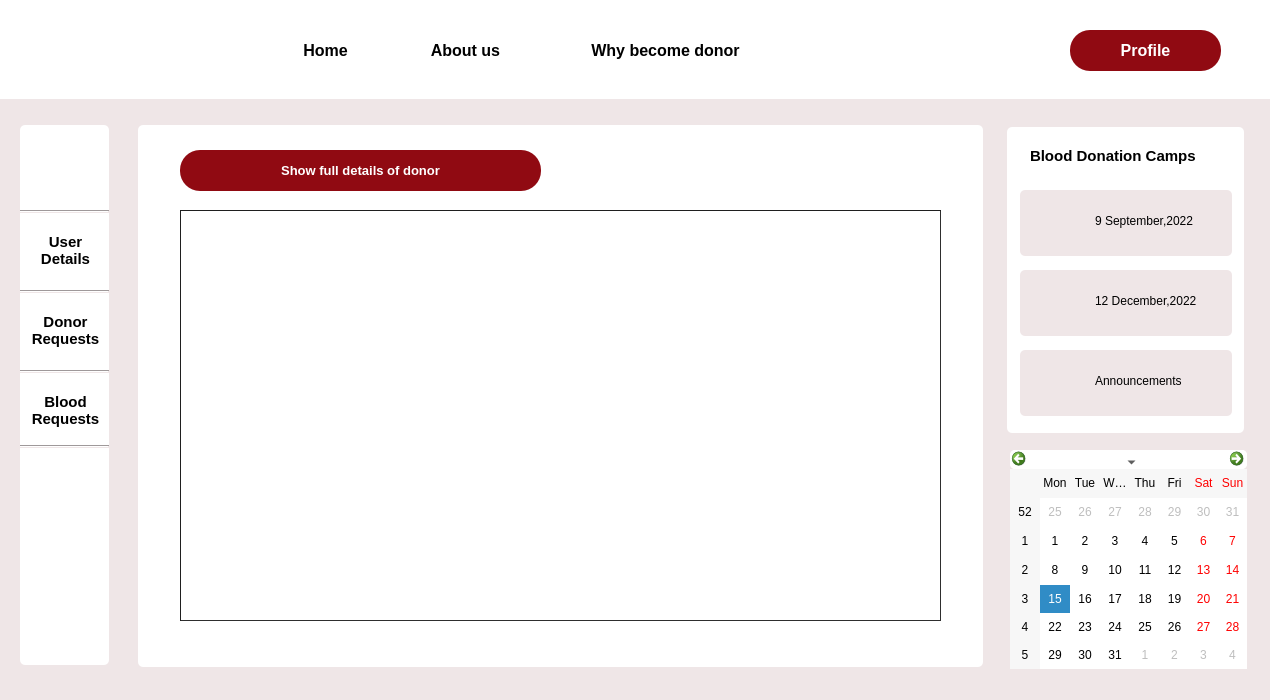
Above: donor_request.ui from Rista10/Final before the change. Below: the same form after it.
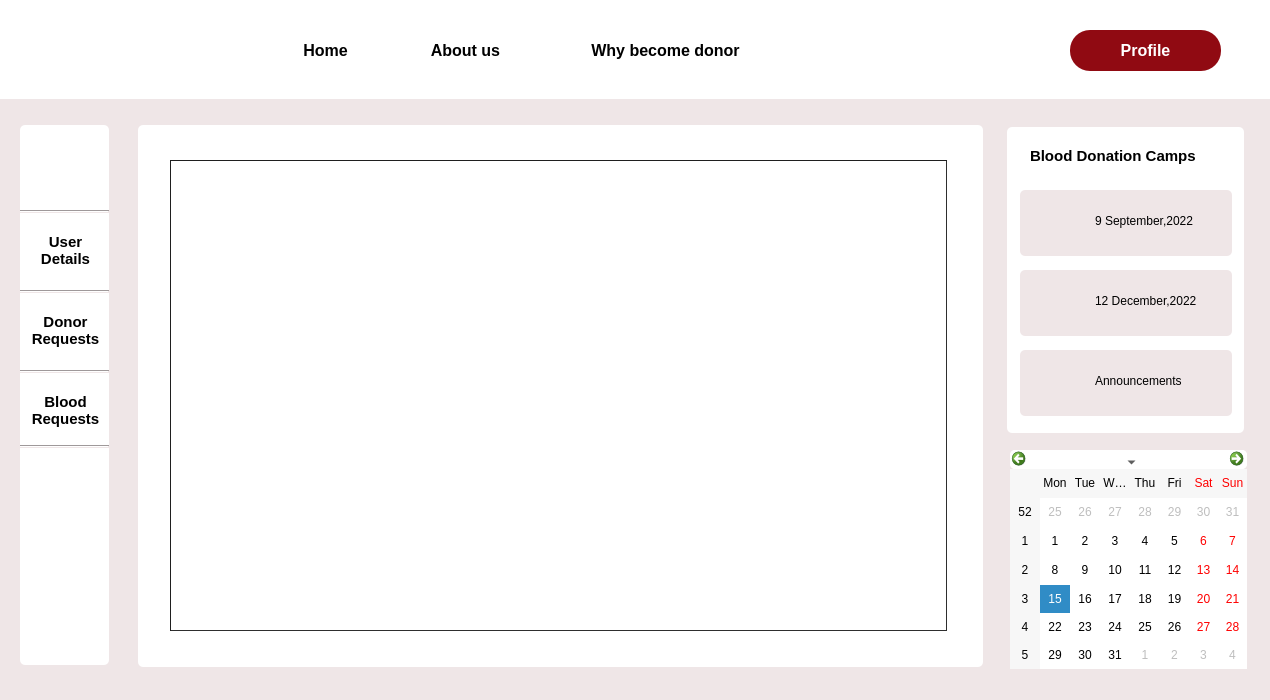
That is the form after the change. Icons and pictures are not drawn.

Diff of the .ui file:
```diff
--- a/donor_request.ui
+++ b/donor_request.ui
@@ -638,48 +638,13 @@
     <string/>
    </property>
   </widget>
-  <widget class="QPushButton" name="pushButton">
-   <property name="geometry">
-    <rect>
-     <x>180</x>
-     <y>150</y>
-     <width>361</width>
-     <height>41</height>
-    </rect>
-   </property>
-   <property name="font">
-    <font>
-     <pointsize>10</pointsize>
-     <bold>true</bold>
-    </font>
-   </property>
-   <property name="cursor">
-    <cursorShape>PointingHandCursor</cursorShape>
-   </property>
-   <property name="styleSheet">
-    <string notr="true">*{background-color:rgb(144, 10, 18);
-border-radius:20px;
-
-color: rgb(255, 255, 255);
-}
-
-#pushButton::hover
-{
-background-color:white;
-	color: rgb(144, 10, 18);
-}</string>
-   </property>
-   <property name="text">
-    <string>Show full details of donor</string>
-   </property>
-  </widget>
   <widget class="QTableView" name="tableView">
    <property name="geometry">
     <rect>
-     <x>180</x>
-     <y>210</y>
-     <width>761</width>
-     <height>411</height>
+     <x>170</x>
+     <y>160</y>
+     <width>777</width>
+     <height>471</height>
     </rect>
    </property>
    <property name="styleSheet">
```
Left out of the diff: 1 changed line with no effect on the pictures.
